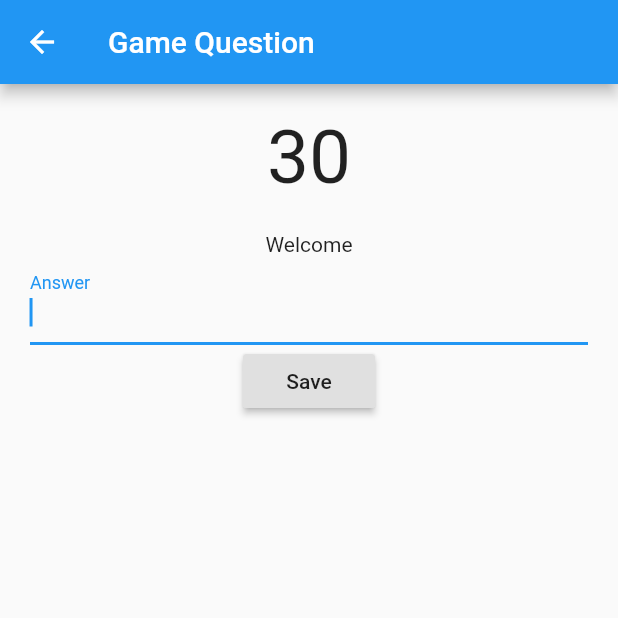
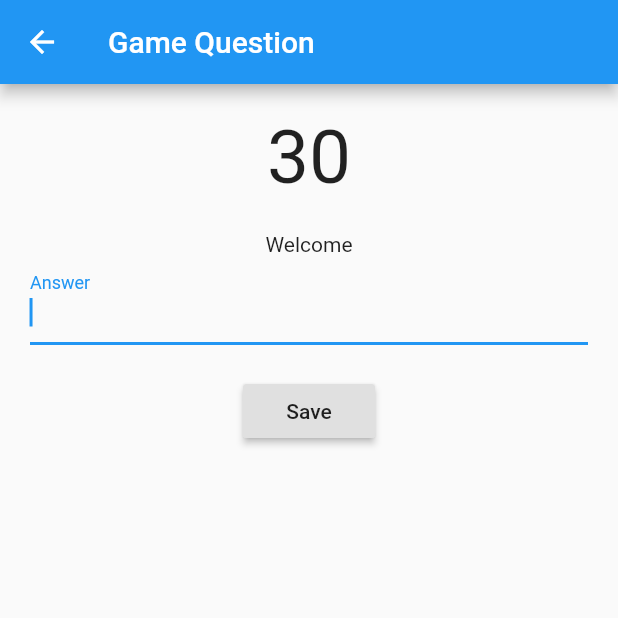
Before and after one commit to Tuneathon/Mobile, a Flutter app: the GameQuestionPage screen opened directly with empty values, on a phone screen of 412 x 824 dp, the top half of it. Run offline on Flutter 3.47's test engine with Material 2 defaults, Android fonts, the phone set to English and light mode, and no system bars; our stand-ins replace shared_preferences; accounts and stored records are empty; network calls fail.

Commit message:
Style game question screen

```diff
--- a/lib/game_question.dart
+++ b/lib/game_question.dart
@@ -119,12 +119,14 @@ class _GameRoomQuestionState extends State<GameQuestionPage> with TickerProvider
                 return new Text(text);
               },
             ),
-            new TextField(
+            new Container(
+              margin: const EdgeInsets.only(bottom: 20.0),
+              child: new TextField(
               controller: _textController,
               autofocus: true,
               decoration: new InputDecoration(
                   labelText: 'Answer'),
-            ),
+            )),
             new RaisedButton(
               child: new Text('Save'),
               onPressed: (){
```
